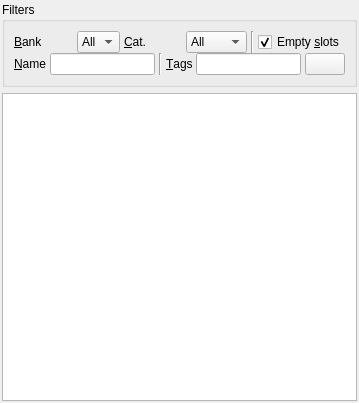
The window that bigglesworth/ui/collectionwidget.ui (MaurizioB/Bigglesworth) describes before a commit, drawn with Qt 5.
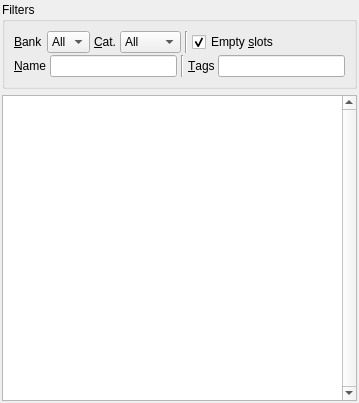
The same window after the commit. Icons and pictures are not drawn. Custom widgets are drawn as their Qt base class.

Diff of the .ui file:
```diff
--- a/bigglesworth/ui/collectionwidget.ui
+++ b/bigglesworth/ui/collectionwidget.ui
@@ -19,6 +19,9 @@
    </property>
    <item row="1" column="0">
     <widget class="CollectionTableView" name="collectionView">
+     <property name="verticalScrollBarPolicy">
+      <enum>Qt::ScrollBarAlwaysOn</enum>
+     </property>
      <property name="editTriggers">
       <set>QAbstractItemView::NoEditTriggers</set>
      </property>
@@ -46,7 +49,7 @@
      </property>
      <layout class="QVBoxLayout" name="verticalLayout_2">
       <property name="spacing">
-       <number>0</number>
+       <number>2</number>
       </property>
       <item>
        <layout class="QHBoxLayout" name="horizontalLayout_2">
@@ -55,6 +58,12 @@
         </property>
         <item>
          <widget class="QLabel" name="label_2">
+          <property name="sizePolicy">
+           <sizepolicy hsizetype="Maximum" vsizetype="Preferred">
+            <horstretch>0</horstretch>
+            <verstretch>0</verstretch>
+           </sizepolicy>
+          </property>
           <property name="text">
            <string>&amp;Bank</string>
           </property>
@@ -65,11 +74,8 @@
         </item>
         <item>
          <widget class="QComboBox" name="bankCombo">
-          <property name="sizePolicy">
-           <sizepolicy hsizetype="Maximum" vsizetype="Fixed">
-            <horstretch>0</horstretch>
-            <verstretch>0</verstretch>
-           </sizepolicy>
+          <property name="sizeAdjustPolicy">
+           <enum>QComboBox::AdjustToContents</enum>
           </property>
           <item>
            <property name="text">
@@ -120,6 +126,12 @@
         </item>
         <item>
          <widget class="QLabel" name="label_4">
+          <property name="sizePolicy">
+           <sizepolicy hsizetype="Maximum" vsizetype="Preferred">
+            <horstretch>0</horstretch>
+            <verstretch>0</verstretch>
+           </sizepolicy>
+          </property>
           <property name="text">
            <string>&amp;Cat.</string>
           </property>
@@ -130,6 +142,9 @@
         </item>
         <item>
          <widget class="QComboBox" name="catCombo">
+          <property name="sizeAdjustPolicy">
+           <enum>QComboBox::AdjustToContents</enum>
+          </property>
           <item>
            <property name="text">
             <string>All</string>
@@ -219,6 +234,19 @@
           </property>
          </widget>
         </item>
+        <item>
+         <spacer name="horizontalSpacer">
+          <property name="orientation">
+           <enum>Qt::Horizontal</enum>
+          </property>
+          <property name="sizeHint" stdset="0">
+           <size>
+            <width>1</width>
+            <height>20</height>
+           </size>
+          </property>
+         </spacer>
+        </item>
        </layout>
       </item>
       <item>
@@ -259,23 +287,6 @@
         <item>
          <widget class="FilterTagsEdit" name="filterTagsEdit"/>
         </item>
-        <item>
-         <widget class="QPushButton" name="editModeBtn">
-          <property name="toolTip">
-           <string>Toggle to enable/disable name and category editing</string>
-          </property>
-          <property name="text">
-           <string/>
-          </property>
-          <property name="icon">
-           <iconset theme="edit-rename">
-            <normaloff>../../../../../.designer/backup</normaloff>../../../../../.designer/backup</iconset>
-          </property>
-          <property name="checkable">
-           <bool>true</bool>
-          </property>
-         </widget>
-        </item>
        </layout>
       </item>
      </layout>
```
